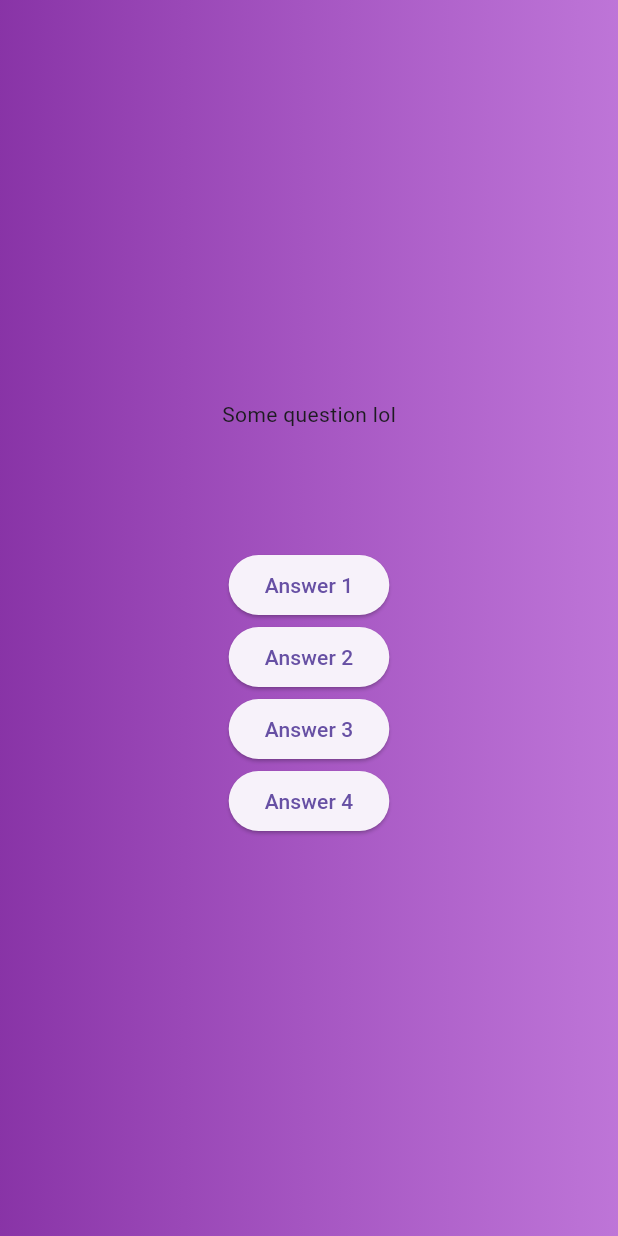
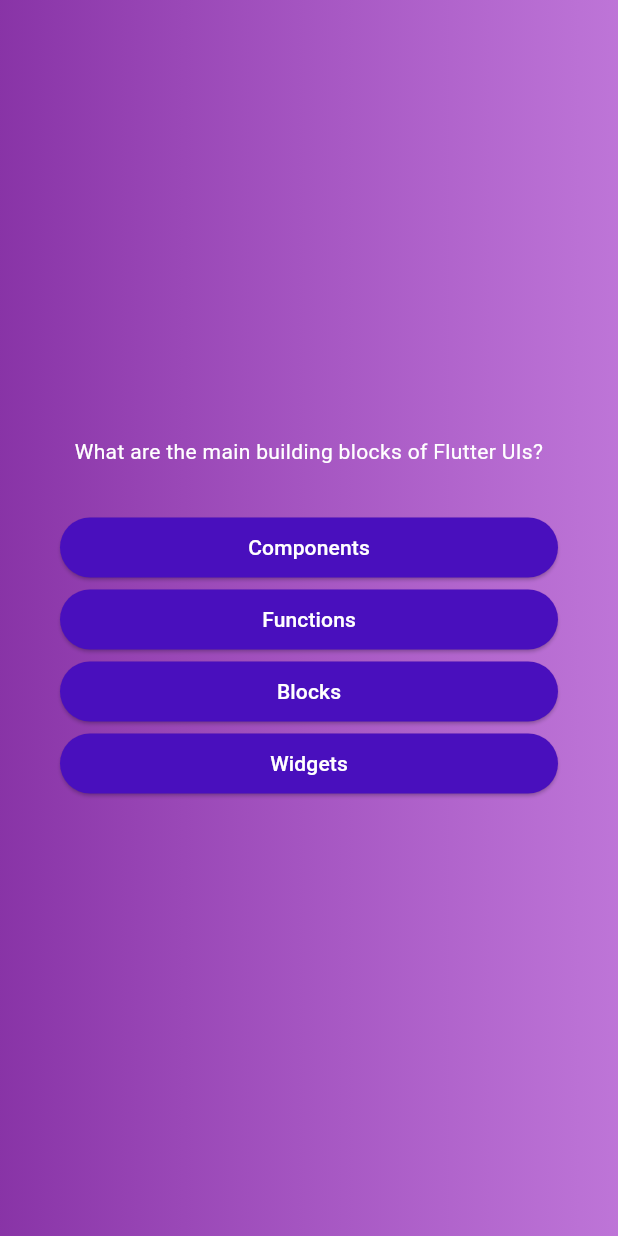
Before and after one commit to loremm34/quiz_app, a Flutter app: the screen it shows after launch, after a tap on "Start quiz!", on a phone screen of 412 x 824 dp. Run offline on Flutter 3.47's test engine with Material 3 defaults, Android fonts, the phone set to English and light mode, and no system bars.

Commit message:
nichego blyat ne rabotaen

```diff
--- /dev/null
+++ b/quiz/lib/answer_button.dart
@@ -0,0 +1,22 @@
+import "package:flutter/material.dart";
+
+class AnswerButton extends StatelessWidget {
+  const AnswerButton({required this.answerText,required this.onTap, super.key});
+
+  final String answerText;
+  final void Function() onTap;
+
+  @override
+  Widget build(context) {
+    return ElevatedButton(
+      onPressed: () {},
+      child: Text(answerText),
+      style: ElevatedButton.styleFrom(
+        padding: const EdgeInsets.symmetric(vertical: 10, horizontal: 40,),
+        backgroundColor: const Color.fromARGB(255, 73, 15, 189),
+        foregroundColor: Colors.white,
+        shape: RoundedRectangleBorder(borderRadius: BorderRadius.circular(40) )
+      ),
+    );
+  }
+}
--- a/quiz/lib/models/quiz_questions.dart
+++ b/quiz/lib/models/quiz_questions.dart
@@ -1,6 +1,14 @@
+
+
 class QuizQuestions {
-  QuizQuestions(this.text, this.questions);
+  QuizQuestions(this.text, this.answers);
 
   String text;
-  final List<String> questions;
+  final List<String> answers;
+
+  List<String> getShuffledAnswers() {
+    final shuffledList = List.of(answers);
+    shuffledList.shuffle();
+    return shuffledList;
+  }
 }
--- a/quiz/lib/questions_screen.dart
+++ b/quiz/lib/questions_screen.dart
@@ -1,6 +1,6 @@
-import 'dart:ffi';
-
 import 'package:flutter/material.dart';
+import 'package:quiz/answer_button.dart';
+import 'package:quiz/data/questions.dart';
 
 class QuestionsScreen extends StatefulWidget {
   QuestionsScreen({super.key});
@@ -12,21 +12,44 @@ class QuestionsScreen extends StatefulWidget {
 }
 
 class _QuiestionsScreen extends State<QuestionsScreen> {
+  var currentQuestionIndex = 0;
+
+  void answerQuestion() {
+    // currentQuestionIndex = currentQuestionIndex + 1;
+    // currentQuestionIndex += 1;
+    setState(() {
+      currentQuestionIndex++; // increments the value by 1
+    });
+  }
+
   @override
   Widget build(context) {
+    final currentQuestion = questions[currentQuestionIndex];
+
     return SizedBox(
       width: double.infinity,
-      child: Column(
-        // mainAxisSize: MainAxisSize.min,
-        mainAxisAlignment: MainAxisAlignment.center,
-        children: [
-          const Text("Some question lol"),
-          const SizedBox(height: 80),
-          ElevatedButton(onPressed: () {}, child: Text("Answer 1")),
-          ElevatedButton(onPressed: () {}, child: Text("Answer 2")),
-          ElevatedButton(onPressed: () {}, child: Text("Answer 3")),
-          ElevatedButton(onPressed: () {}, child: Text("Answer 4")),
-        ],
+      child: Container(
+        margin: const EdgeInsets.all(40),
+        child: Column(
+          mainAxisAlignment: MainAxisAlignment.center,
+          crossAxisAlignment: CrossAxisAlignment.stretch,
+          children: [
+            Text(
+              currentQuestion.text,
+              style: const TextStyle(
+                color: Colors.white,
+              ),
+              textAlign: TextAlign.center,
+            ),
+            const SizedBox(height: 30),
+            ...currentQuestion.getShuffledAnswers().map((answer) {
+              return AnswerButton(
+                answerText: answer,
+                onTap: answerQuestion,
+              );
+            })
+          ],
+        ),
       ),
     );
   }
--- a/quiz/lib/quiz.dart
+++ b/quiz/lib/quiz.dart
@@ -1,5 +1,4 @@
 import "package:flutter/material.dart";
-import 'package:flutter/widgets.dart';
 import 'package:quiz/questions_screen.dart';
 import 'package:quiz/start_screen.dart';
 
--- a/quiz/lib/start_screen.dart
+++ b/quiz/lib/start_screen.dart
@@ -1,5 +1,4 @@
 import 'package:flutter/material.dart';
-import 'package:flutter/widgets.dart';
 
 
 
```
